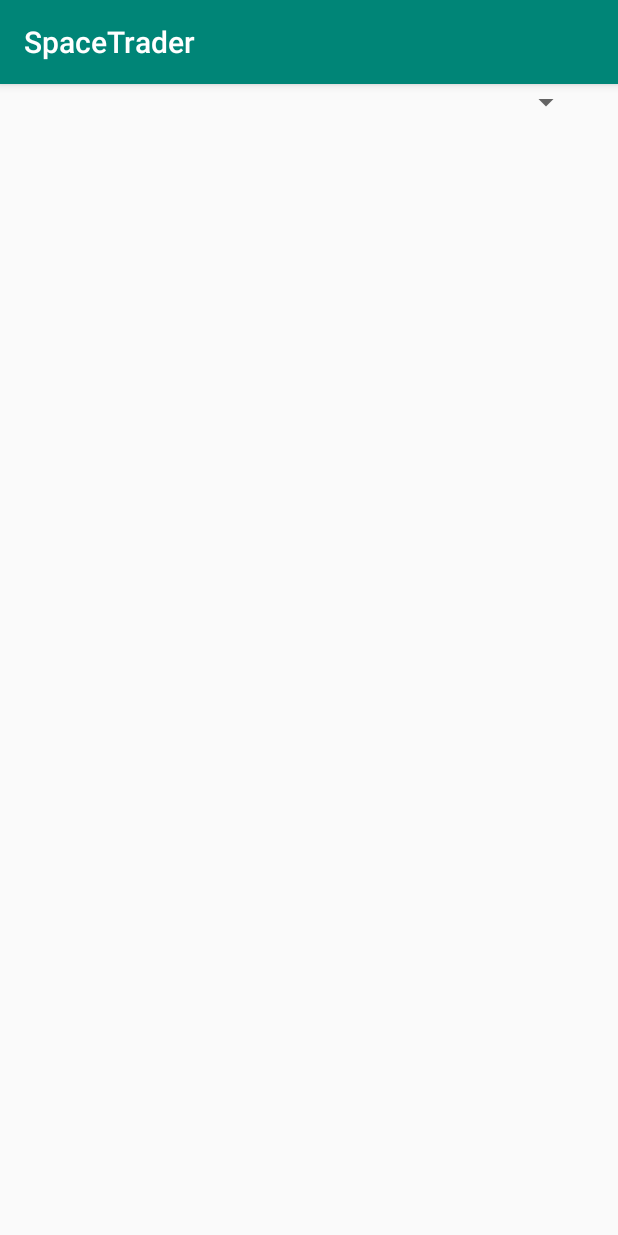
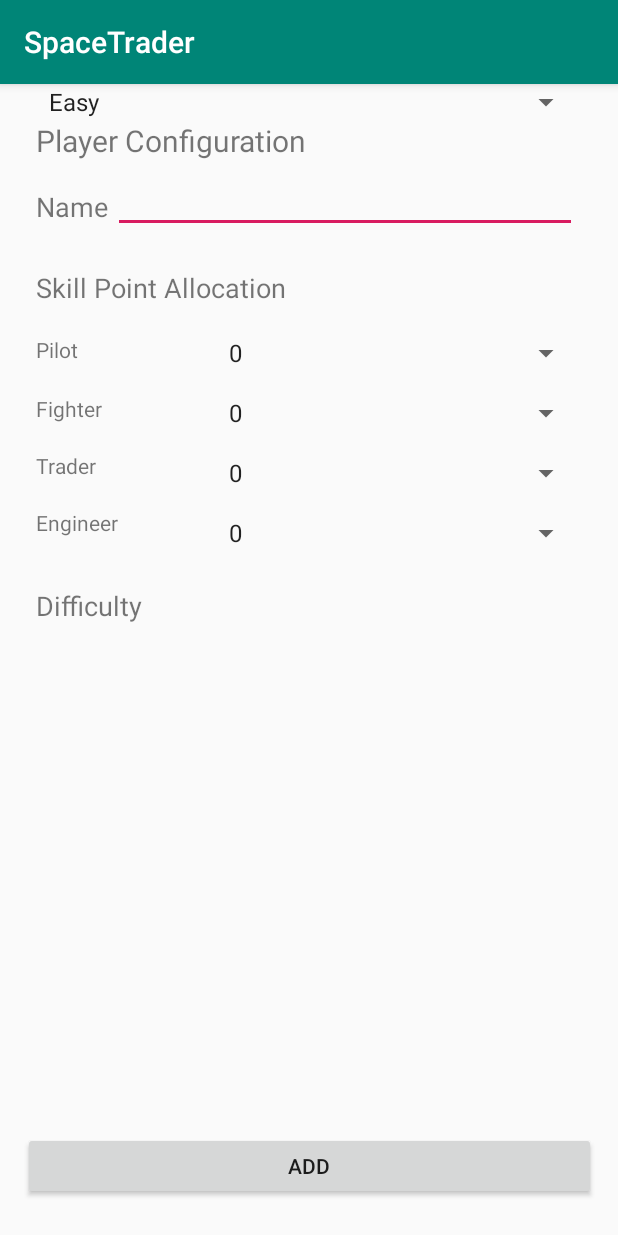
Before and after one commit to rithikgavvala/SpaceTrader, an Android app: the screen it shows after launch (MainActivity), on a phone screen of 412 x 824 dp. Run offline under Robolectric (Android 15) with nearby library versions, the phone set to English and light mode, and no system bars.

Commit message:
fix the code

```diff
--- a/app/src/main/java/com/example/codemonkeys/view/ConfigurationActivity.java
+++ /dev/null
@@ -1,106 +0,0 @@
-package com.example.codemonkeys.view;
-
-import android.arch.lifecycle.ViewModelProviders;
-import android.os.Bundle;
-import android.support.v4.app.FragmentActivity;
-import android.support.v7.app.AppCompatActivity;
-import android.view.View;
-import android.widget.AdapterView;
-import android.widget.ArrayAdapter;
-import android.widget.Button;
-import android.widget.EditText;
-import android.widget.Spinner;
-import android.widget.Toast;
-
-import com.example.codemonkeys.R;
-import com.example.codemonkeys.model.Player;
-import com.example.codemonkeys.model.Repository;
-import com.example.codemonkeys.viewmodel.ConfigurationViewModel;
-
-import java.util.ArrayList;
-import java.util.List;
-
-public class ConfigurationActivity extends AppCompatActivity {
-    private ConfigurationViewModel viewModel;
-
-
-    //Widgets used for binding and getting information
-    private EditText playerNameField;
-    private Spinner pilotSpinner;
-    private Spinner fighterSpinner;
-    private Spinner traderSpinner;
-    private Spinner engineerSpinner;
-    private Spinner difficultySpinner;
-
-    //Data for player being set
-    private Player player;
-
-    @Override
-    protected void onCreate(Bundle savedInstanceState) {
-        super.onCreate(savedInstanceState);
-        setContentView(R.layout.activity_main);
-        //vamsi is great
-        if (getSupportActionBar() != null) {
-            getSupportActionBar().setDisplayHomeAsUpEnabled(false);
-            getSupportActionBar().setHomeButtonEnabled(false);
-        }
-
-
-        //grab the dialog widgets so we can get info for later
-//        playerNameField = findViewById(R.id.player_name_field);
-//        pilotSpinner = findViewById(R.id.pilot_spinner);
-//        fighterSpinner = findViewById(R.id.fighter_spinner);
-//        traderSpinner = findViewById(R.id.trader_spinner);
-//        engineerSpinner = findViewById(R.id.engineer_spinner);
-        difficultySpinner = findViewById(R.id.difficulty_spinner);
-
-       // Button button = findViewById(R.id.add_button);
-
-
-        String[] skillState = new String[]{"0","1","2","3","4"};
-
-
-        List<String> difficulty = new ArrayList<String>();
-        difficulty.add("Easy");
-        difficulty.add("Medium");
-        difficulty.add("Hard");
-
-        //adapter to display the allowable numbers for the spinners
-//        ArrayAdapter<String> pilotAdapter = new ArrayAdapter<>(this, android.R.layout.simple_spinner_item, skillState);
-//        pilotAdapter.setDropDownViewResource(android.R.layout.simple_spinner_dropdown_item);
-//        pilotSpinner.setAdapter(pilotAdapter);
-//
-//        ArrayAdapter<String> fighterAdapter = new ArrayAdapter<>(this, android.R.layout.simple_spinner_item, skillState);
-//        fighterAdapter.setDropDownViewResource(android.R.layout.simple_spinner_dropdown_item);
-//        fighterSpinner.setAdapter(fighterAdapter);
-//
-//        ArrayAdapter<String> traderAdapter = new ArrayAdapter<>(this, android.R.layout.simple_spinner_item, skillState);
-//        traderAdapter.setDropDownViewResource(android.R.layout.simple_spinner_dropdown_item);
-//        traderSpinner.setAdapter(traderAdapter);
-//
-//        ArrayAdapter<String> engineerAdapter = new ArrayAdapter<>(this, android.R.layout.simple_spinner_item, skillState);
-//        engineerAdapter.setDropDownViewResource(android.R.layout.simple_spinner_dropdown_item);
-//        engineerSpinner.setAdapter(engineerAdapter);
-
-        ArrayAdapter<String> difficultyAdapter = new ArrayAdapter<>(this, android.R.layout.simple_spinner_item, difficulty);
-        difficultyAdapter.setDropDownViewResource(android.R.layout.simple_spinner_dropdown_item);
-        difficultySpinner.setAdapter(difficultyAdapter);
-        viewModel = ViewModelProviders.of(this).get(ConfigurationViewModel.class);
-
-    }
-
-    public void onItemSelected(AdapterView<?> parent, View view, int position, long id) {
-        // On selecting a spinner item
-        String item = parent.getItemAtPosition(position).toString();
-
-        // Showing selected spinner item
-        Toast.makeText(parent.getContext(), "Selected: " + item, Toast.LENGTH_LONG).show();
-    }
-
-
-    public void onAddPressed(View view) {
-        finish();
-    }
-
-
-}
--- a/app/src/main/java/com/example/codemonkeys/view/MainActivity.java
+++ b/app/src/main/java/com/example/codemonkeys/view/MainActivity.java
@@ -1,15 +1,109 @@
 package com.example.codemonkeys.view;
 
+import android.arch.lifecycle.ViewModelProviders;
+import android.os.Bundle;
+import android.support.v4.app.FragmentActivity;
 import android.support.v7.app.AppCompatActivity;
-import android.os.Bundle;
+import android.view.View;
+import android.widget.AdapterView;
+import android.widget.ArrayAdapter;
+import android.widget.Button;
+import android.widget.EditText;
+import android.widget.Spinner;
+import android.widget.SeekBar;
+import android.widget.Toast;
 
 import com.example.codemonkeys.R;
+import com.example.codemonkeys.model.Player;
+import com.example.codemonkeys.model.Repository;
+import com.example.codemonkeys.viewmodel.ConfigurationViewModel;
 
-public class MainActivity extends AppCompatActivity {
+import java.util.ArrayList;
+import java.util.List;
+
+public class MainActivity extends AppCompatActivity{
+    private ConfigurationViewModel viewModel;
+
+
+    //Widgets used for binding and getting information
+    private EditText playerNameField;
+    private Spinner pilotSpinner;
+    private Spinner fighterSpinner;
+    private Spinner traderSpinner;
+    private Spinner engineerSpinner;
+    private Spinner difficultySpinner;
+    private SeekBar difficultyBar;
+
+    //Data for player being set
+    private Player player;
 
     @Override
     protected void onCreate(Bundle savedInstanceState) {
         super.onCreate(savedInstanceState);
         setContentView(R.layout.activity_main);
+        //vamsi is great
+        if (getSupportActionBar() != null) {
+            getSupportActionBar().setDisplayHomeAsUpEnabled(false);
+            getSupportActionBar().setHomeButtonEnabled(false);
+        }
+       //grab the dialog widgets so we can get info for later
+         playerNameField = findViewById(R.id.player_name_field);
+         pilotSpinner = findViewById(R.id.pilot_spinner);
+         fighterSpinner = findViewById(R.id.fighter_spinner);
+         traderSpinner = findViewById(R.id.trader_spinner);
+         engineerSpinner = findViewById(R.id.engineer_spinner);
+         difficultySpinner = (Spinner) findViewById(R.id.difficulty_spinner);
+        // difficultyBar = findViewById(R.id.difficulty_spinner);
+
+
+        Button button = findViewById(R.id.add_button);
+
+
+        String[] skillState = new String[]{"0","1","2","3","4"};
+
+
+        List<String> difficulty = new ArrayList<String>();
+        difficulty.add("Easy");
+        difficulty.add("Medium");
+        difficulty.add("Hard");
+
+      //adapter to display the allowable numbers for the spinners
+        ArrayAdapter<String> pilotAdapter = new ArrayAdapter<>(this, android.R.layout.simple_spinner_item, skillState);
+        pilotAdapter.setDropDownViewResource(android.R.layout.simple_spinner_dropdown_item);
+        pilotSpinner.setAdapter(pilotAdapter);
+
+        ArrayAdapter<String> fighterAdapter = new ArrayAdapter<>(this, android.R.layout.simple_spinner_item, skillState);
+        fighterAdapter.setDropDownViewResource(android.R.layout.simple_spinner_dropdown_item);
+        fighterSpinner.setAdapter(fighterAdapter);
+
+        ArrayAdapter<String> traderAdapter = new ArrayAdapter<>(this, android.R.layout.simple_spinner_item, skillState);
+        traderAdapter.setDropDownViewResource(android.R.layout.simple_spinner_dropdown_item);
+        traderSpinner.setAdapter(traderAdapter);
+
+        ArrayAdapter<String> engineerAdapter = new ArrayAdapter<>(this, android.R.layout.simple_spinner_item, skillState);
+        engineerAdapter.setDropDownViewResource(android.R.layout.simple_spinner_dropdown_item);
+        engineerSpinner.setAdapter(engineerAdapter);
+
+        ArrayAdapter<String> difficultyAdapter = new ArrayAdapter<>(this, android.R.layout.simple_spinner_item, difficulty);
+        difficultyAdapter.setDropDownViewResource(android.R.layout.simple_spinner_dropdown_item);
+        difficultySpinner.setAdapter(difficultyAdapter);
+        viewModel = ViewModelProviders.of(this).get(ConfigurationViewModel.class);
+
     }
+
+    public void onItemSelected(AdapterView<?> parent, View view, int position, long id) {
+        // On selecting a spinner item
+        String item = parent.getItemAtPosition(position).toString();
+
+        // Showing selected spinner item
+        Toast.makeText(parent.getContext(), "Selected: " + item, Toast.LENGTH_LONG).show();
+    }
+
+
+
+    public void onAddPressed(View view) {
+        finish();
+    }
+
+
 }
--- a/app/src/main/res/layout/activity_main.xml
+++ b/app/src/main/res/layout/activity_main.xml
@@ -5,160 +5,160 @@
     android:id="@+id/activity_main"
     android:layout_width="match_parent"
     android:layout_height="match_parent"
-    tools:context=".view.MainActivity">
+    tools:context="com.example.codemonkeys.view.MainActivity">
 
     app:layout_behavior="@string/appbar_scrolling_view_behavior"
 
 
 
-    <!--<TextView-->
-        <!--android:id="@+id/textView"-->
-        <!--android:layout_width="381dp"-->
-        <!--android:layout_height="29dp"-->
-        <!--android:layout_marginStart="24dp"-->
-        <!--android:layout_marginLeft="24dp"-->
-        <!--android:layout_marginTop="24dp"-->
-        <!--android:text="Player Configuration"-->
-        <!--android:textSize="20sp"-->
-        <!--app:layout_constraintStart_toStartOf="parent"-->
-        <!--app:layout_constraintTop_toTopOf="parent" />-->
+    <TextView
+        android:id="@+id/textView"
+        android:layout_width="381dp"
+        android:layout_height="29dp"
+        android:layout_marginStart="24dp"
+        android:layout_marginLeft="24dp"
+        android:layout_marginTop="24dp"
+        android:text="Player Configuration"
+        android:textSize="20sp"
+        app:layout_constraintStart_toStartOf="parent"
+        app:layout_constraintTop_toTopOf="parent" />
 
-    <!--<EditText-->
-        <!--android:id="@+id/player_name_field"-->
-        <!--android:layout_width="309dp"-->
-        <!--android:layout_height="38dp"-->
-        <!--android:layout_marginStart="72dp"-->
-        <!--android:layout_marginLeft="72dp"-->
-        <!--android:layout_marginTop="8dp"-->
-        <!--android:layout_marginEnd="24dp"-->
-        <!--android:layout_marginRight="24dp"-->
-        <!--android:ems="10"-->
-        <!--android:inputType="textPersonName|text"-->
-        <!--app:layout_constraintEnd_toEndOf="parent"-->
-        <!--app:layout_constraintStart_toStartOf="parent"-->
-        <!--app:layout_constraintTop_toBottomOf="@+id/textView" />-->
+    <EditText
+        android:id="@+id/player_name_field"
+        android:layout_width="309dp"
+        android:layout_height="38dp"
+        android:layout_marginStart="72dp"
+        android:layout_marginLeft="72dp"
+        android:layout_marginTop="8dp"
+        android:layout_marginEnd="24dp"
+        android:layout_marginRight="24dp"
+        android:ems="10"
+        android:inputType="textPersonName|text"
+        app:layout_constraintEnd_toEndOf="parent"
+        app:layout_constraintStart_toStartOf="parent"
+        app:layout_constraintTop_toBottomOf="@+id/textView" />
 
-    <!--<TextView-->
-        <!--android:id="@+id/textView3"-->
-        <!--android:layout_width="279dp"-->
-        <!--android:layout_height="28dp"-->
-        <!--android:layout_marginStart="24dp"-->
-        <!--android:layout_marginLeft="24dp"-->
-        <!--android:layout_marginTop="24dp"-->
-        <!--android:text="Skill Point Allocation"-->
-        <!--android:textSize="18sp"-->
-        <!--app:layout_constraintStart_toStartOf="parent"-->
-        <!--app:layout_constraintTop_toBottomOf="@+id/player_name_field" />-->
+    <TextView
+        android:id="@+id/textView3"
+        android:layout_width="279dp"
+        android:layout_height="28dp"
+        android:layout_marginStart="24dp"
+        android:layout_marginLeft="24dp"
+        android:layout_marginTop="24dp"
+        android:text="Skill Point Allocation"
+        android:textSize="18sp"
+        app:layout_constraintStart_toStartOf="parent"
+        app:layout_constraintTop_toBottomOf="@+id/player_name_field" />
 
-    <!--<TextView-->
-        <!--android:id="@+id/textView4"-->
-        <!--android:layout_width="34dp"-->
-        <!--android:layout_height="23dp"-->
-        <!--android:layout_marginStart="24dp"-->
-        <!--android:layout_marginLeft="24dp"-->
-        <!--android:layout_marginTop="16dp"-->
-        <!--android:text="Pilot"-->
-        <!--app:layout_constraintStart_toStartOf="parent"-->
-        <!--app:layout_constraintTop_toBottomOf="@+id/textView3" />-->
+    <TextView
+        android:id="@+id/textView4"
+        android:layout_width="34dp"
+        android:layout_height="23dp"
+        android:layout_marginStart="24dp"
+        android:layout_marginLeft="24dp"
+        android:layout_marginTop="16dp"
+        android:text="Pilot"
+        app:layout_constraintStart_toStartOf="parent"
+        app:layout_constraintTop_toBottomOf="@+id/textView3" />
 
-    <!--<TextView-->
-        <!--android:id="@+id/textView5"-->
-        <!--android:layout_width="55dp"-->
-        <!--android:layout_height="22dp"-->
-        <!--android:layout_marginStart="24dp"-->
-        <!--android:layout_marginLeft="24dp"-->
-        <!--android:layout_marginTop="16dp"-->
-        <!--android:text="Fighter"-->
-        <!--app:layout_constraintStart_toStartOf="parent"-->
-        <!--app:layout_constraintTop_toBottomOf="@+id/textView4" />-->
+    <TextView
+        android:id="@+id/textView5"
+        android:layout_width="55dp"
+        android:layout_height="22dp"
+        android:layout_marginStart="24dp"
+        android:layout_marginLeft="24dp"
+        android:layout_marginTop="16dp"
+        android:text="Fighter"
+        app:layout_constraintStart_toStartOf="parent"
+        app:layout_constraintTop_toBottomOf="@+id/textView4" />
 
-    <!--<TextView-->
-        <!--android:id="@+id/textView6"-->
-        <!--android:layout_width="57dp"-->
-        <!--android:layout_height="22dp"-->
-        <!--android:layout_marginStart="24dp"-->
-        <!--android:layout_marginLeft="24dp"-->
-        <!--android:layout_marginTop="16dp"-->
-        <!--android:text="Trader"-->
-        <!--app:layout_constraintStart_toStartOf="parent"-->
-        <!--app:layout_constraintTop_toBottomOf="@+id/textView5" />-->
+    <TextView
+        android:id="@+id/textView6"
+        android:layout_width="57dp"
+        android:layout_height="22dp"
+        android:layout_marginStart="24dp"
+        android:layout_marginLeft="24dp"
+        android:layout_marginTop="16dp"
+        android:text="Trader"
+        app:layout_constraintStart_toStartOf="parent"
+        app:layout_constraintTop_toBottomOf="@+id/textView5" />
 
-    <!--<TextView-->
-        <!--android:id="@+id/textView7"-->
-        <!--android:layout_width="84dp"-->
-        <!--android:layout_height="23dp"-->
-        <!--android:layout_marginStart="24dp"-->
-        <!--android:layout_marginLeft="24dp"-->
-        <!--android:layout_marginTop="16dp"-->
-        <!--android:text="Engineer"-->
-        <!--app:layout_constraintStart_toStartOf="parent"-->
-        <!--app:layout_constraintTop_toBottomOf="@+id/textView6" />-->
+    <TextView
+        android:id="@+id/textView7"
+        android:layout_width="84dp"
+        android:layout_height="23dp"
+        android:layout_marginStart="24dp"
+        android:layout_marginLeft="24dp"
+        android:layout_marginTop="16dp"
+        android:text="Engineer"
+        app:layout_constraintStart_toStartOf="parent"
+        app:layout_constraintTop_toBottomOf="@+id/textView6" />
 
-    <!--<Spinner-->
-        <!--android:id="@+id/pilot_spinner"-->
-        <!--android:layout_width="243dp"-->
-        <!--android:layout_height="24dp"-->
-        <!--android:layout_marginTop="16dp"-->
-        <!--android:layout_marginEnd="24dp"-->
-        <!--android:layout_marginRight="24dp"-->
+    <Spinner
+        android:id="@+id/pilot_spinner"
+        android:layout_width="243dp"
+        android:layout_height="24dp"
+        android:layout_marginTop="16dp"
+        android:layout_marginEnd="24dp"
+        android:layout_marginRight="24dp"
 
 
-        <!--app:layout_constraintEnd_toEndOf="parent"-->
-        <!--app:layout_constraintTop_toBottomOf="@+id/textView3" />-->
+        app:layout_constraintEnd_toEndOf="parent"
+        app:layout_constraintTop_toBottomOf="@+id/textView3" />
 
-    <!--<Spinner-->
-        <!--android:id="@+id/fighter_spinner"-->
-        <!--android:layout_width="243dp"-->
-        <!--android:layout_height="24dp"-->
-        <!--android:layout_marginTop="16dp"-->
-        <!--android:layout_marginEnd="24dp"-->
-        <!--android:layout_marginRight="24dp"-->
-        <!--app:layout_constraintEnd_toEndOf="parent"-->
-        <!--app:layout_constraintTop_toBottomOf="@+id/pilot_spinner" />-->
+    <Spinner
+        android:id="@+id/fighter_spinner"
+        android:layout_width="243dp"
+        android:layout_height="24dp"
+        android:layout_marginTop="16dp"
+        android:layout_marginEnd="24dp"
+        android:layout_marginRight="24dp"
+        app:layout_constraintEnd_toEndOf="parent"
+        app:layout_constraintTop_toBottomOf="@+id/pilot_spinner" />
 
-    <!--<Spinner-->
-        <!--android:id="@+id/trader_spinner"-->
-        <!--android:layout_width="243dp"-->
-        <!--android:layout_height="24dp"-->
-        <!--android:layout_marginTop="16dp"-->
-        <!--android:layout_marginEnd="24dp"-->
-        <!--android:layout_marginRight="24dp"-->
-        <!--app:layout_constraintEnd_toEndOf="parent"-->
-        <!--app:layout_constraintTop_toBottomOf="@+id/fighter_spinner" />-->
+    <Spinner
+        android:id="@+id/trader_spinner"
+        android:layout_width="243dp"
+        android:layout_height="24dp"
+        android:layout_marginTop="16dp"
+        android:layout_marginEnd="24dp"
+        android:layout_marginRight="24dp"
+        app:layout_constraintEnd_toEndOf="parent"
+        app:layout_constraintTop_toBottomOf="@+id/fighter_spinner" />
 
-    <!--<Spinner-->
-        <!--android:id="@+id/engineer_spinner"-->
-        <!--android:layout_width="243dp"-->
-        <!--android:layout_height="24dp"-->
-        <!--android:layout_marginTop="16dp"-->
-        <!--android:layout_marginEnd="24dp"-->
-        <!--android:layout_marginRight="24dp"-->
-        <!--app:layout_constraintEnd_toEndOf="parent"-->
-        <!--app:layout_constraintTop_toBottomOf="@+id/trader_spinner" />-->
+    <Spinner
+        android:id="@+id/engineer_spinner"
+        android:layout_width="243dp"
+        android:layout_height="24dp"
+        android:layout_marginTop="16dp"
+        android:layout_marginEnd="24dp"
+        android:layout_marginRight="24dp"
+        app:layout_constraintEnd_toEndOf="parent"
+        app:layout_constraintTop_toBottomOf="@+id/trader_spinner" />
 
-    <!--<TextView-->
-        <!--android:id="@+id/textView8"-->
-        <!--android:layout_width="103dp"-->
-        <!--android:layout_height="30dp"-->
-        <!--android:layout_marginStart="24dp"-->
-        <!--android:layout_marginLeft="24dp"-->
-        <!--android:layout_marginBottom="24dp"-->
-        <!--android:text="Name"-->
-        <!--android:textSize="18sp"-->
-        <!--app:layout_constraintBottom_toTopOf="@+id/textView3"-->
-        <!--app:layout_constraintStart_toStartOf="parent" />-->
+    <TextView
+        android:id="@+id/textView8"
+        android:layout_width="103dp"
+        android:layout_height="30dp"
+        android:layout_marginStart="24dp"
+        android:layout_marginLeft="24dp"
+        android:layout_marginBottom="24dp"
+        android:text="Name"
+        android:textSize="18sp"
+        app:layout_constraintBottom_toTopOf="@+id/textView3"
+        app:layout_constraintStart_toStartOf="parent" />
 
-    <!--<TextView-->
-        <!--android:id="@+id/textView9"-->
-        <!--android:layout_width="193dp"-->
-        <!--android:layout_height="27dp"-->
-        <!--android:layout_marginStart="24dp"-->
-        <!--android:layout_marginLeft="24dp"-->
-        <!--android:layout_marginTop="24dp"-->
-        <!--android:text="Difficulty"-->
-        <!--android:textSize="18sp"-->
-        <!--app:layout_constraintStart_toStartOf="parent"-->
-        <!--app:layout_constraintTop_toBottomOf="@+id/engineer_spinner" />-->
+    <TextView
+        android:id="@+id/textView9"
+        android:layout_width="193dp"
+        android:layout_height="27dp"
+        android:layout_marginStart="24dp"
+        android:layout_marginLeft="24dp"
+        android:layout_marginTop="24dp"
+        android:text="Difficulty"
+        android:textSize="18sp"
+        app:layout_constraintStart_toStartOf="parent"
+        app:layout_constraintTop_toBottomOf="@+id/engineer_spinner" />
 
     <Spinner
         android:id="@+id/difficulty_spinner"
@@ -168,21 +168,22 @@
         android:layout_marginTop="8dp"
         android:layout_marginEnd="24dp"
         app:layout_constraintEnd_toEndOf="parent"
+        app:layout_constraintStart_toStartOf="parent"
+        />
+        app:layout_constraintTop_toBottomOf="@+id/textView9" />
+
+    <Button
+        android:id="@+id/add_button"
+        android:layout_width="382dp"
+        android:layout_height="45dp"
+        android:layout_marginStart="24dp"
+        android:layout_marginLeft="24dp"
+        android:layout_marginEnd="24dp"
+        android:layout_marginRight="24dp"
+        android:layout_marginBottom="24dp"
+        android:text="Add"
+        app:layout_constraintBottom_toBottomOf="parent"
+        app:layout_constraintEnd_toEndOf="parent"
         app:layout_constraintStart_toStartOf="parent" />
-        <!--app:layout_constraintTop_toBottomOf="@+id/textView9" />-->
-
-    <!--<Button-->
-        <!--android:id="@+id/add_button"-->
-        <!--android:layout_width="382dp"-->
-        <!--android:layout_height="45dp"-->
-        <!--android:layout_marginStart="24dp"-->
-        <!--android:layout_marginLeft="24dp"-->
-        <!--android:layout_marginEnd="24dp"-->
-        <!--android:layout_marginRight="24dp"-->
-        <!--android:layout_marginBottom="24dp"-->
-        <!--android:text="Add"-->
-        <!--app:layout_constraintBottom_toBottomOf="parent"-->
-        <!--app:layout_constraintEnd_toEndOf="parent"-->
-        <!--app:layout_constraintStart_toStartOf="parent" />-->
 
 </android.support.constraint.ConstraintLayout>
--- a/app/src/main/res/values/strings.xml
+++ b/app/src/main/res/values/strings.xml
@@ -1,3 +1,13 @@
 <resources>
     <string name="app_name">SpaceTrader</string>
+    <string-array name="country_arrays">
+        <item>Malaysia</item>
+        <item>United States</item>
+        <item>Indonesia</item>
+        <item>France</item>
+        <item>Italy</item>
+        <item>Singapore</item>
+        <item>New Zealand</item>
+        <item>India</item>
+    </string-array>
 </resources>
```
